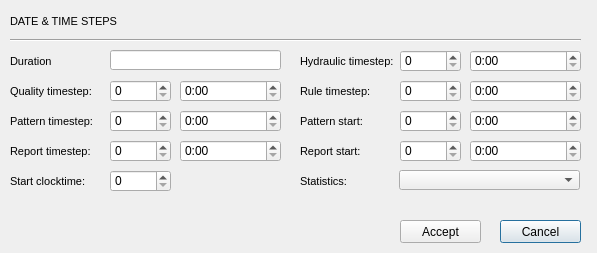
Giswater/giswater_qgis_plugin, file ui/ws_times.ui: the form before one commit.
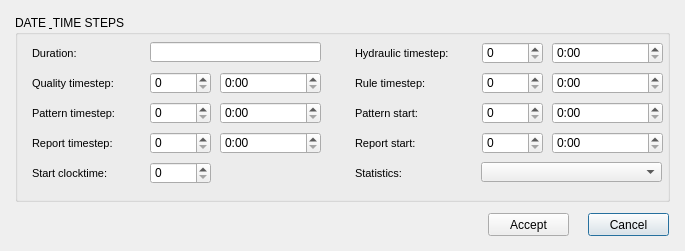
The form after the commit.

The edit to the form file:
```diff
--- a/ui/ws_times.ui
+++ b/ui/ws_times.ui
@@ -6,143 +6,80 @@
    <rect>
     <x>0</x>
     <y>0</y>
-    <width>597</width>
-    <height>253</height>
+    <width>685</width>
+    <height>251</height>
    </rect>
   </property>
   <property name="windowTitle">
    <string>Timeseries</string>
   </property>
-  <widget class="QLabel" name="label_quality_timestep">
+  <widget class="QPushButton" name="btn_cancel">
    <property name="geometry">
     <rect>
-     <x>10</x>
-     <y>80</y>
-     <width>121</width>
-     <height>22</height>
+     <x>588</x>
+     <y>213</y>
+     <width>81</width>
+     <height>23</height>
     </rect>
    </property>
-   <property name="font">
-    <font>
-     <pointsize>8</pointsize>
-     <italic>false</italic>
-    </font>
-   </property>
-   <property name="frameShape">
-    <enum>QFrame::NoFrame</enum>
-   </property>
-   <property name="frameShadow">
-    <enum>QFrame::Plain</enum>
-   </property>
    <property name="text">
-    <string>Quality timestep:</string>
+    <string>Cancel</string>
    </property>
-   <property name="textFormat">
-    <enum>Qt::AutoText</enum>
-   </property>
-   <property name="scaledContents">
-    <bool>false</bool>
-   </property>
-   <property name="alignment">
-    <set>Qt::AlignLeading|Qt::AlignLeft|Qt::AlignVCenter</set>
-   </property>
-   <property name="margin">
-    <number>3</number>
-   </property>
   </widget>
-  <widget class="QLabel" name="label_duration">
+  <widget class="QPushButton" name="btn_accept">
    <property name="geometry">
     <rect>
-     <x>10</x>
-     <y>50</y>
-     <width>61</width>
-     <height>22</height>
+     <x>488</x>
+     <y>213</y>
+     <width>81</width>
+     <height>23</height>
     </rect>
    </property>
-   <property name="font">
-    <font>
-     <pointsize>8</pointsize>
-     <italic>false</italic>
-    </font>
-   </property>
-   <property name="frameShape">
-    <enum>QFrame::NoFrame</enum>
-   </property>
-   <property name="frameShadow">
-    <enum>QFrame::Plain</enum>
-   </property>
    <property name="text">
-    <string>Duration</string>
+    <string>Accept</string>
    </property>
-   <property name="textFormat">
-    <enum>Qt::AutoText</enum>
-   </property>
-   <property name="scaledContents">
-    <bool>false</bool>
-   </property>
-   <property name="alignment">
-    <set>Qt::AlignLeading|Qt::AlignLeft|Qt::AlignVCenter</set>
-   </property>
-   <property name="margin">
-    <number>3</number>
-   </property>
   </widget>
-  <widget class="QLabel" name="label_date_time_steps">
+  <widget class="QGroupBox" name="groupBox">
    <property name="geometry">
     <rect>
-     <x>10</x>
-     <y>10</y>
-     <width>111</width>
-     <height>22</height>
+     <x>15</x>
+     <y>15</y>
+     <width>655</width>
+     <height>187</height>
     </rect>
    </property>
-   <property name="font">
-    <font>
-     <pointsize>8</pointsize>
-     <italic>false</italic>
-    </font>
-   </property>
-   <property name="frameShape">
-    <enum>QFrame::NoFrame</enum>
-   </property>
-   <property name="frameShadow">
-    <enum>QFrame::Plain</enum>
-   </property>
-   <property name="text">
+   <property name="title">
     <string>DATE &amp; TIME STEPS</string>
    </property>
-   <property name="textFormat">
-    <enum>Qt::AutoText</enum>
-   </property>
-   <property name="scaledContents">
-    <bool>false</bool>
-   </property>
-   <property name="alignment">
-    <set>Qt::AlignLeading|Qt::AlignLeft|Qt::AlignVCenter</set>
-   </property>
-   <property name="margin">
-    <number>3</number>
-   </property>
-  </widget>
-  <widget class="Line" name="line">
+   <widget class="QSpinBox" name="start_clocktime">
+    <property name="geometry">
+     <rect>
+      <x>135</x>
+      <y>147</y>
+      <width>61</width>
+      <height>22</height>
+     </rect>
+    </property>
+    <property name="maximum">
+     <number>23</number>
+    </property>
+   </widget>
+   <widget class="QSpinBox" name="pattern_start_day">
    <property name="geometry">
     <rect>
-     <x>10</x>
-     <y>30</y>
-     <width>571</width>
-     <height>20</height>
-    </rect>
-   </property>
-   <property name="orientation">
-    <enum>Qt::Horizontal</enum>
-   </property>
-  </widget>
-  <widget class="QLabel" name="label_report_timestep">
+      <x>467</x>
+      <y>87</y>
+      <width>61</width>
+      <height>22</height>
+     </rect>
+    </property>
+   </widget>
+   <widget class="QLabel" name="label_duration">
    <property name="geometry">
     <rect>
-     <x>10</x>
-     <y>140</y>
-     <width>91</width>
+      <x>17</x>
+      <y>27</y>
+      <width>103</width>
      <height>22</height>
     </rect>
    </property>
@@ -159,7 +96,7 @@
     <enum>QFrame::Plain</enum>
    </property>
    <property name="text">
-    <string>Report timestep:</string>
+     <string>Duration:</string>
    </property>
    <property name="textFormat">
     <enum>Qt::AutoText</enum>
@@ -174,12 +111,12 @@
     <number>3</number>
    </property>
   </widget>
-  <widget class="QLabel" name="label_pattern_timestep">
+   <widget class="QLabel" name="label_start_clocktime">
    <property name="geometry">
     <rect>
-     <x>10</x>
-     <y>110</y>
-     <width>101</width>
+      <x>17</x>
+      <y>147</y>
+      <width>115</width>
      <height>22</height>
     </rect>
    </property>
@@ -196,7 +133,7 @@
     <enum>QFrame::Plain</enum>
    </property>
    <property name="text">
-    <string>Pattern timestep:</string>
+     <string>Start clocktime:</string>
    </property>
    <property name="textFormat">
     <enum>Qt::AutoText</enum>
@@ -211,12 +148,22 @@
     <number>3</number>
    </property>
   </widget>
+   <widget class="QSpinBox" name="report_start_day">
+    <property name="geometry">
+     <rect>
+      <x>467</x>
+      <y>117</y>
+      <width>61</width>
+      <height>22</height>
+     </rect>
+    </property>
+   </widget>
   <widget class="QLabel" name="label_report_start">
    <property name="geometry">
     <rect>
-     <x>300</x>
-     <y>140</y>
-     <width>81</width>
+      <x>340</x>
+      <y>117</y>
+      <width>103</width>
      <height>22</height>
     </rect>
    </property>
@@ -248,122 +195,31 @@
     <number>3</number>
    </property>
   </widget>
-  <widget class="QLabel" name="label_rule_timestep">
+   <widget class="QSpinBox" name="rule_timestep_day">
    <property name="geometry">
     <rect>
-     <x>300</x>
-     <y>80</y>
-     <width>91</width>
+      <x>467</x>
+      <y>57</y>
+      <width>61</width>
      <height>22</height>
     </rect>
    </property>
-   <property name="font">
-    <font>
-     <pointsize>8</pointsize>
-     <italic>false</italic>
-    </font>
-   </property>
-   <property name="frameShape">
-    <enum>QFrame::NoFrame</enum>
-   </property>
-   <property name="frameShadow">
-    <enum>QFrame::Plain</enum>
-   </property>
-   <property name="text">
-    <string>Rule timestep:</string>
-   </property>
-   <property name="textFormat">
-    <enum>Qt::AutoText</enum>
-   </property>
-   <property name="scaledContents">
-    <bool>false</bool>
-   </property>
-   <property name="alignment">
-    <set>Qt::AlignLeading|Qt::AlignLeft|Qt::AlignVCenter</set>
-   </property>
-   <property name="margin">
-    <number>3</number>
-   </property>
-  </widget>
-  <widget class="QLabel" name="label_hydraulic_timestep">
+   </widget>
+   <widget class="QSpinBox" name="hydraulic_timestep_day">
    <property name="geometry">
     <rect>
-     <x>300</x>
-     <y>50</y>
-     <width>111</width>
+      <x>467</x>
+      <y>27</y>
+      <width>61</width>
      <height>22</height>
     </rect>
-   </property>
-   <property name="font">
-    <font>
-     <pointsize>8</pointsize>
-     <italic>false</italic>
-    </font>
-   </property>
-   <property name="frameShape">
-    <enum>QFrame::NoFrame</enum>
-   </property>
-   <property name="frameShadow">
-    <enum>QFrame::Plain</enum>
-   </property>
-   <property name="text">
-    <string>Hydraulic timestep:</string>
-   </property>
-   <property name="textFormat">
-    <enum>Qt::AutoText</enum>
-   </property>
-   <property name="scaledContents">
-    <bool>false</bool>
-   </property>
-   <property name="alignment">
-    <set>Qt::AlignLeading|Qt::AlignLeft|Qt::AlignVCenter</set>
-   </property>
-   <property name="margin">
-    <number>3</number>
-   </property>
-  </widget>
-  <widget class="QLabel" name="label_statistic">
-   <property name="geometry">
-    <rect>
-     <x>300</x>
-     <y>170</y>
-     <width>81</width>
-     <height>22</height>
-    </rect>
-   </property>
-   <property name="font">
-    <font>
-     <pointsize>8</pointsize>
-     <italic>false</italic>
-    </font>
-   </property>
-   <property name="frameShape">
-    <enum>QFrame::NoFrame</enum>
-   </property>
-   <property name="frameShadow">
-    <enum>QFrame::Plain</enum>
-   </property>
-   <property name="text">
-    <string>Statistics:</string>
-   </property>
-   <property name="textFormat">
-    <enum>Qt::AutoText</enum>
-   </property>
-   <property name="scaledContents">
-    <bool>false</bool>
-   </property>
-   <property name="alignment">
-    <set>Qt::AlignLeading|Qt::AlignLeft|Qt::AlignVCenter</set>
-   </property>
-   <property name="margin">
-    <number>3</number>
    </property>
   </widget>
   <widget class="QLabel" name="label_pattern_start">
    <property name="geometry">
     <rect>
-     <x>300</x>
-     <y>110</y>
+      <x>340</x>
+      <y>87</y>
      <width>111</width>
      <height>22</height>
     </rect>
@@ -396,12 +252,12 @@
     <number>3</number>
    </property>
   </widget>
-  <widget class="QLabel" name="label_start_clocktime">
+   <widget class="QLabel" name="label_pattern_timestep">
    <property name="geometry">
     <rect>
-     <x>10</x>
-     <y>170</y>
-     <width>101</width>
+      <x>17</x>
+      <y>87</y>
+      <width>112</width>
      <height>22</height>
     </rect>
    </property>
@@ -418,7 +274,7 @@
     <enum>QFrame::Plain</enum>
    </property>
    <property name="text">
-    <string>Start clocktime:</string>
+     <string>Pattern timestep:</string>
    </property>
    <property name="textFormat">
     <enum>Qt::AutoText</enum>
@@ -436,8 +292,8 @@
   <widget class="QTimeEdit" name="quality_timestep">
    <property name="geometry">
     <rect>
-     <x>180</x>
-     <y>80</y>
+      <x>205</x>
+      <y>57</y>
      <width>101</width>
      <height>22</height>
     </rect>
@@ -459,50 +315,11 @@
     <bool>false</bool>
    </property>
   </widget>
-  <widget class="QTimeEdit" name="report_timestep">
-   <property name="geometry">
-    <rect>
-     <x>180</x>
-     <y>140</y>
-     <width>101</width>
-     <height>22</height>
-    </rect>
-   </property>
-   <property name="displayFormat">
-    <string>H:mm</string>
-   </property>
-  </widget>
-  <widget class="QTimeEdit" name="hydraulic_timestep">
-   <property name="geometry">
-    <rect>
-     <x>470</x>
-     <y>50</y>
-     <width>111</width>
-     <height>22</height>
-    </rect>
-   </property>
-   <property name="displayFormat">
-    <string>H:mm</string>
-   </property>
-  </widget>
-  <widget class="QTimeEdit" name="rule_timestep">
-   <property name="geometry">
-    <rect>
-     <x>470</x>
-     <y>80</y>
-     <width>111</width>
-     <height>22</height>
-    </rect>
-   </property>
-   <property name="displayFormat">
-    <string>H:mm</string>
-   </property>
-  </widget>
   <widget class="QTimeEdit" name="pattern_start">
    <property name="geometry">
     <rect>
-     <x>470</x>
-     <y>110</y>
+      <x>537</x>
+      <y>87</y>
      <width>111</width>
      <height>22</height>
     </rect>
@@ -511,11 +328,155 @@
     <string>H:mm</string>
    </property>
   </widget>
+   <widget class="QTimeEdit" name="rule_timestep">
+    <property name="geometry">
+     <rect>
+      <x>537</x>
+      <y>57</y>
+      <width>111</width>
+      <height>22</height>
+     </rect>
+    </property>
+    <property name="displayFormat">
+     <string>H:mm</string>
+    </property>
+   </widget>
+   <widget class="QLabel" name="label_quality_timestep">
+    <property name="geometry">
+     <rect>
+      <x>17</x>
+      <y>57</y>
+      <width>121</width>
+      <height>22</height>
+     </rect>
+    </property>
+    <property name="font">
+     <font>
+      <pointsize>8</pointsize>
+      <italic>false</italic>
+     </font>
+    </property>
+    <property name="frameShape">
+     <enum>QFrame::NoFrame</enum>
+    </property>
+    <property name="frameShadow">
+     <enum>QFrame::Plain</enum>
+    </property>
+    <property name="text">
+     <string>Quality timestep:</string>
+    </property>
+    <property name="textFormat">
+     <enum>Qt::AutoText</enum>
+    </property>
+    <property name="scaledContents">
+     <bool>false</bool>
+    </property>
+    <property name="alignment">
+     <set>Qt::AlignLeading|Qt::AlignLeft|Qt::AlignVCenter</set>
+    </property>
+    <property name="margin">
+     <number>3</number>
+    </property>
+   </widget>
+   <widget class="QSpinBox" name="quality_timestep_day">
+    <property name="geometry">
+     <rect>
+      <x>135</x>
+      <y>57</y>
+      <width>61</width>
+      <height>22</height>
+     </rect>
+    </property>
+   </widget>
+   <widget class="QLabel" name="label_rule_timestep">
+    <property name="geometry">
+     <rect>
+      <x>340</x>
+      <y>57</y>
+      <width>121</width>
+      <height>22</height>
+     </rect>
+    </property>
+    <property name="font">
+     <font>
+      <pointsize>8</pointsize>
+      <italic>false</italic>
+     </font>
+    </property>
+    <property name="frameShape">
+     <enum>QFrame::NoFrame</enum>
+    </property>
+    <property name="frameShadow">
+     <enum>QFrame::Plain</enum>
+    </property>
+    <property name="text">
+     <string>Rule timestep:</string>
+    </property>
+    <property name="textFormat">
+     <enum>Qt::AutoText</enum>
+    </property>
+    <property name="scaledContents">
+     <bool>false</bool>
+    </property>
+    <property name="alignment">
+     <set>Qt::AlignLeading|Qt::AlignLeft|Qt::AlignVCenter</set>
+    </property>
+    <property name="margin">
+     <number>3</number>
+    </property>
+   </widget>
+   <widget class="QLabel" name="label_statistic">
+    <property name="geometry">
+     <rect>
+      <x>340</x>
+      <y>147</y>
+      <width>118</width>
+      <height>22</height>
+     </rect>
+    </property>
+    <property name="font">
+     <font>
+      <pointsize>8</pointsize>
+      <italic>false</italic>
+     </font>
+    </property>
+    <property name="frameShape">
+     <enum>QFrame::NoFrame</enum>
+    </property>
+    <property name="frameShadow">
+     <enum>QFrame::Plain</enum>
+    </property>
+    <property name="text">
+     <string>Statistics:</string>
+    </property>
+    <property name="textFormat">
+     <enum>Qt::AutoText</enum>
+    </property>
+    <property name="scaledContents">
+     <bool>false</bool>
+    </property>
+    <property name="alignment">
+     <set>Qt::AlignLeading|Qt::AlignLeft|Qt::AlignVCenter</set>
+    </property>
+    <property name="margin">
+     <number>3</number>
+    </property>
+   </widget>
+   <widget class="QComboBox" name="statistic">
+    <property name="geometry">
+     <rect>
+      <x>466</x>
+      <y>147</y>
+      <width>181</width>
+      <height>20</height>
+     </rect>
+    </property>
+   </widget>
   <widget class="QLineEdit" name="duration">
    <property name="geometry">
     <rect>
-     <x>110</x>
-     <y>50</y>
+      <x>135</x>
+      <y>27</y>
      <width>171</width>
      <height>20</height>
     </rect>
@@ -529,11 +490,95 @@
     <string/>
    </property>
   </widget>
-  <widget class="QTimeEdit" name="pattern_timestep">
+   <widget class="QLabel" name="label_report_timestep">
    <property name="geometry">
     <rect>
-     <x>180</x>
-     <y>110</y>
+      <x>17</x>
+      <y>117</y>
+      <width>115</width>
+      <height>22</height>
+     </rect>
+    </property>
+    <property name="font">
+     <font>
+      <pointsize>8</pointsize>
+      <italic>false</italic>
+     </font>
+    </property>
+    <property name="frameShape">
+     <enum>QFrame::NoFrame</enum>
+    </property>
+    <property name="frameShadow">
+     <enum>QFrame::Plain</enum>
+    </property>
+    <property name="text">
+     <string>Report timestep:</string>
+    </property>
+    <property name="textFormat">
+     <enum>Qt::AutoText</enum>
+    </property>
+    <property name="scaledContents">
+     <bool>false</bool>
+    </property>
+    <property name="alignment">
+     <set>Qt::AlignLeading|Qt::AlignLeft|Qt::AlignVCenter</set>
+    </property>
+    <property name="margin">
+     <number>3</number>
+    </property>
+   </widget>
+   <widget class="QLabel" name="label_hydraulic_timestep">
+    <property name="geometry">
+     <rect>
+      <x>340</x>
+      <y>27</y>
+      <width>121</width>
+      <height>22</height>
+     </rect>
+    </property>
+    <property name="font">
+     <font>
+      <pointsize>8</pointsize>
+      <italic>false</italic>
+     </font>
+    </property>
+    <property name="frameShape">
+     <enum>QFrame::NoFrame</enum>
+    </property>
+    <property name="frameShadow">
+     <enum>QFrame::Plain</enum>
+    </property>
+    <property name="text">
+     <string>Hydraulic timestep:</string>
+    </property>
+    <property name="textFormat">
+     <enum>Qt::AutoText</enum>
+    </property>
+    <property name="scaledContents">
+     <bool>false</bool>
+    </property>
+    <property name="alignment">
+     <set>Qt::AlignLeading|Qt::AlignLeft|Qt::AlignVCenter</set>
+    </property>
+    <property name="margin">
+     <number>3</number>
+    </property>
+   </widget>
+   <widget class="QSpinBox" name="report_timestep_day">
+    <property name="geometry">
+     <rect>
+      <x>135</x>
+      <y>117</y>
+      <width>61</width>
+      <height>22</height>
+     </rect>
+    </property>
+   </widget>
+   <widget class="QTimeEdit" name="report_timestep">
+    <property name="geometry">
+     <rect>
+      <x>205</x>
+      <y>117</y>
      <width>101</width>
      <height>22</height>
     </rect>
@@ -542,11 +587,24 @@
     <string>H:mm</string>
    </property>
   </widget>
+   <widget class="QTimeEdit" name="hydraulic_timestep">
+    <property name="geometry">
+     <rect>
+      <x>537</x>
+      <y>27</y>
+      <width>111</width>
+      <height>22</height>
+     </rect>
+    </property>
+    <property name="displayFormat">
+     <string>H:mm</string>
+    </property>
+   </widget>
   <widget class="QTimeEdit" name="report_start">
    <property name="geometry">
     <rect>
-     <x>470</x>
-     <y>140</y>
+      <x>537</x>
+      <y>117</y>
      <width>111</width>
      <height>22</height>
     </rect>
@@ -555,124 +613,29 @@
     <string>H:mm</string>
    </property>
   </widget>
-  <widget class="QComboBox" name="statistic">
-   <property name="geometry">
-    <rect>
-     <x>399</x>
-     <y>170</y>
-     <width>181</width>
-     <height>20</height>
-    </rect>
-   </property>
-  </widget>
-  <widget class="QPushButton" name="btn_cancel">
-   <property name="geometry">
-    <rect>
-     <x>500</x>
-     <y>220</y>
-     <width>81</width>
-     <height>23</height>
-    </rect>
-   </property>
-   <property name="text">
-    <string>Cancel</string>
-   </property>
-  </widget>
-  <widget class="QPushButton" name="btn_accept">
-   <property name="geometry">
-    <rect>
-     <x>400</x>
-     <y>220</y>
-     <width>81</width>
-     <height>23</height>
-    </rect>
-   </property>
-   <property name="text">
-    <string>Accept</string>
-   </property>
-  </widget>
-  <widget class="QSpinBox" name="pattern_start_day">
-   <property name="geometry">
-    <rect>
-     <x>400</x>
-     <y>110</y>
-     <width>61</width>
-     <height>22</height>
-    </rect>
-   </property>
-  </widget>
-  <widget class="QSpinBox" name="hydraulic_timestep_day">
-   <property name="geometry">
-    <rect>
-     <x>400</x>
-     <y>50</y>
-     <width>61</width>
-     <height>22</height>
-    </rect>
-   </property>
-  </widget>
-  <widget class="QSpinBox" name="rule_timestep_day">
-   <property name="geometry">
-    <rect>
-     <x>400</x>
-     <y>80</y>
-     <width>61</width>
-     <height>22</height>
-    </rect>
-   </property>
-  </widget>
-  <widget class="QSpinBox" name="report_start_day">
-   <property name="geometry">
-    <rect>
-     <x>400</x>
-     <y>140</y>
-     <width>61</width>
-     <height>22</height>
-    </rect>
-   </property>
-  </widget>
-  <widget class="QSpinBox" name="quality_timestep_day">
-   <property name="geometry">
-    <rect>
-     <x>110</x>
-     <y>80</y>
-     <width>61</width>
-     <height>22</height>
-    </rect>
-   </property>
-  </widget>
   <widget class="QSpinBox" name="pattern_timestep_day">
    <property name="geometry">
     <rect>
-     <x>110</x>
-     <y>110</y>
+      <x>135</x>
+      <y>87</y>
      <width>61</width>
      <height>22</height>
     </rect>
    </property>
   </widget>
-  <widget class="QSpinBox" name="report_timestep_day">
+   <widget class="QTimeEdit" name="pattern_timestep">
    <property name="geometry">
     <rect>
-     <x>110</x>
-     <y>140</y>
-     <width>61</width>
+      <x>205</x>
+      <y>87</y>
+      <width>101</width>
      <height>22</height>
     </rect>
    </property>
-  </widget>
-  <widget class="QSpinBox" name="start_clocktime">
-   <property name="geometry">
-    <rect>
-     <x>110</x>
-     <y>170</y>
-     <width>61</width>
-     <height>22</height>
-    </rect>
-   </property>
-   <property name="maximum">
-    <number>23</number>
-   </property>
+    <property name="displayFormat">
+     <string>H:mm</string>
+    </property>
+   </widget>
   </widget>
  </widget>
  <tabstops>
```
Lines whose indentation alone changed are shown as unchanged.
